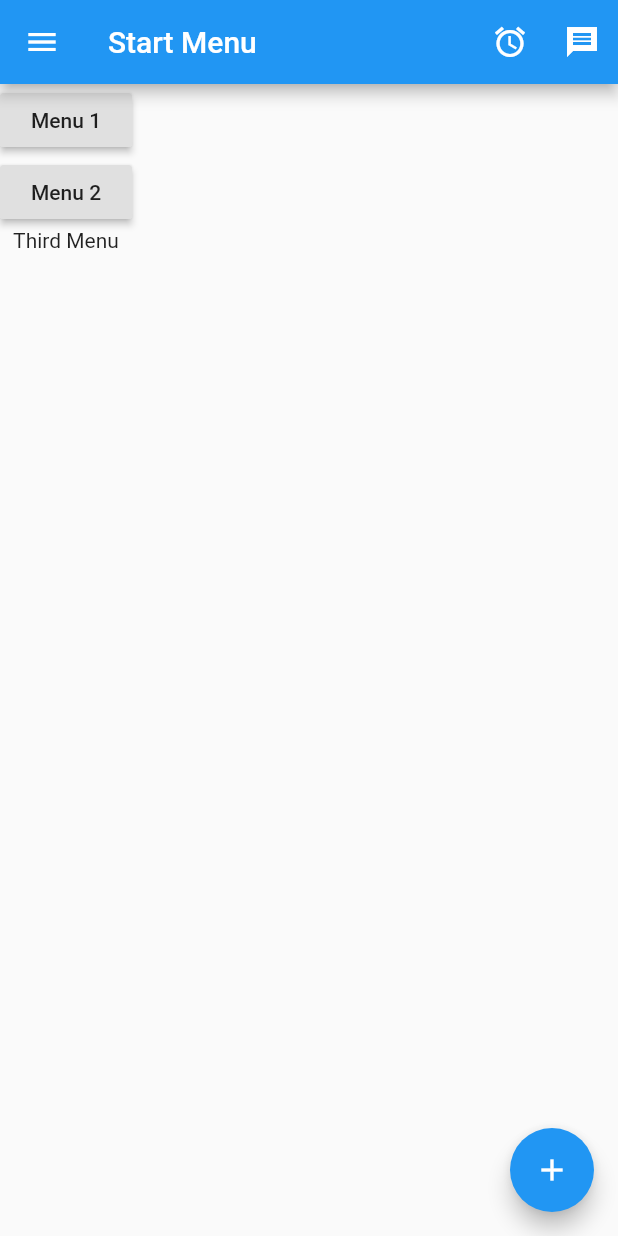
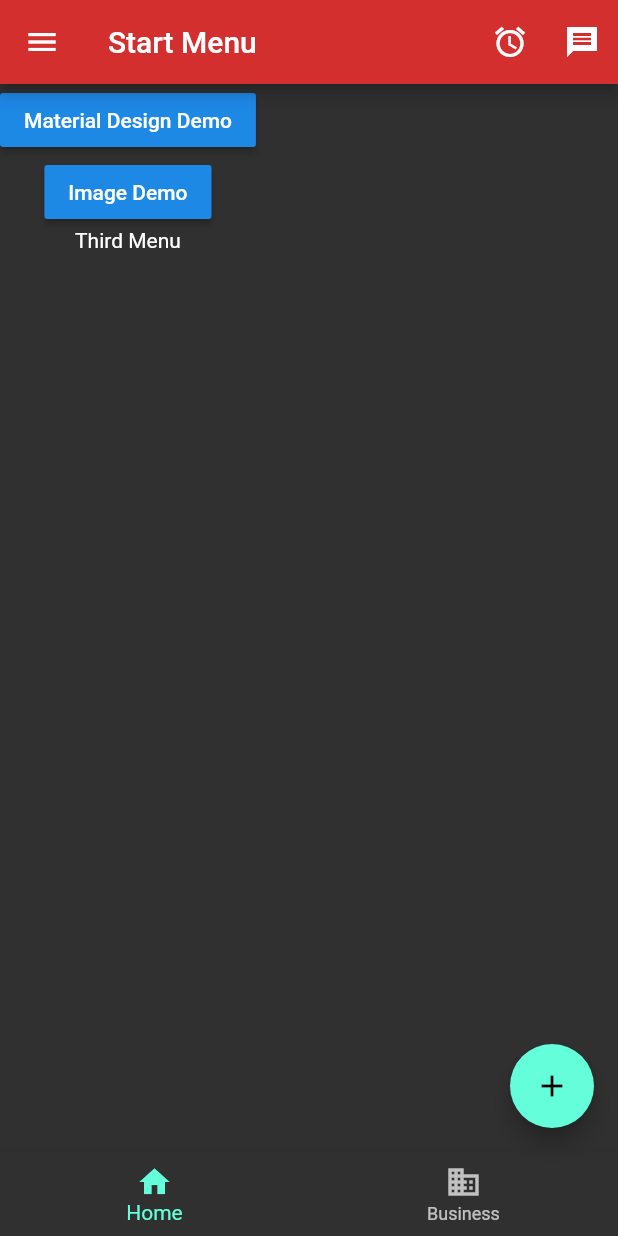
Before and after one commit to SeanAlexWall/MApps-Lesson1, a Flutter app: the screen it shows after launch, on a phone screen of 412 x 824 dp. Run offline on Flutter 3.47's test engine with Material 2 defaults, Android fonts, the phone set to English and light mode, and no system bars.

Commit message:
Finished with lesson1 part1

```diff
--- a/lib/main.dart
+++ b/lib/main.dart
@@ -1,4 +1,6 @@
 import 'package:flutter/material.dart';
+import 'package:lesson1/screen/image_screen.dart';
+import 'package:lesson1/screen/material_design_screen.dart';
 import 'package:lesson1/screen/start_screen.dart';
 
 
@@ -15,18 +17,30 @@ class Lesson1App extends StatelessWidget {
     //returns a new instance of a Material-style app
     //defined by the various screens we have set up
     return MaterialApp(
+      //setting this to false removes the red 'debug' banner on the top right
+      //corner of the screen
+      debugShowCheckedModeBanner: false,
+      //overall theme, colors, and fonts for the app. changes the way buttons
+      //and other widgets look
+      theme: ThemeData(
+        //sets the app to loght or dark mode
+        brightness: Brightness.dark,
+        //primary color of the application. by defult blue
+        primaryColor: Colors.red[700],
+        textTheme: TextTheme(
+          //override headline1 style
+          headline1: TextStyle(fontSize: 30.0, color: Colors.yellow[900])
+        ),
+      ),
       //the first screen the app goes to
       initialRoute: StartScreen.routeName,
       //routes to all the screens in the app
       routes: {
         //when the routeName for start_screen is used, it returns the function StartScreen()
-        StartScreen.routeName : goToStart
+        StartScreen.routeName : (context) => StartScreen(),
+        MaterialDesignScreen.routeName : (context) => MaterialDesignScreen(),
+        ImageScreen.routeName : (context) => ImageScreen(),
       }
     );
   }
 }
-
-//returns a new instance of the StartScreen class
-Widget goToStart(BuildContext context){
-  return StartScreen();
-}
--- a/lib/screen/start_screen.dart
+++ b/lib/screen/start_screen.dart
@@ -1,4 +1,7 @@
 import 'package:flutter/material.dart';
+
+import 'image_screen.dart';
+import 'material_design_screen.dart';
 
 class StartScreen extends StatelessWidget {
   //pre-defined rout for this screen so that we don't have to re-type it every time
@@ -28,25 +31,14 @@ class StartScreen extends StatelessWidget {
       body: Column(
         //set of stacked widgets
         children: [
-          //Button that says 'Menu 1' and prints 'Menu 1' upon being pressed
           RaisedButton(
-            //event that happens upon pressing the button
-            onPressed: (){
-              print("Menu 1");
-            },
-            //text on the button
-            child: Text("Menu 1"),
+            onPressed: () => Navigator.pushNamed(context, MaterialDesignScreen.routeName),
+            child: Text("Material Design Demo"),
           ),
-          //Button that says 'Menu 2' and prints 'Menu 2' upon being pressed
           RaisedButton(
-            //event that happens upon pressing the button
-            onPressed: (){
-              print("Menu 2");
-            },
-            //text on the button
-            child: Text("Menu 2"),
+            onPressed: () => Navigator.pushNamed(context, ImageScreen.routeName),
+            child: Text("Image Demo"),
           ),
-          //text - kinda self-explainatory
           Text("Third Menu"),
         ],
       ),
@@ -91,6 +83,19 @@ class StartScreen extends StatelessWidget {
         },
         child: Icon(Icons.add),
       ),
+      bottomNavigationBar: BottomNavigationBar(
+        //needs at least two items
+        items: [
+          BottomNavigationBarItem(icon: Icon(Icons.home), label: "Home"),
+          BottomNavigationBarItem(icon: Icon(Icons.business), label: "Business"),
+        ],
+        //which item on the navigation bar is active on default(on this screen)
+        currentIndex: 0,
+        //what happens when an item in the navigation bar is tapped
+        onTap: (index){
+          print("Current index is $index");
+        },
+      ) ,
     );
   }
 }
--- a/pubspec.yaml
+++ b/pubspec.yaml
@@ -45,8 +45,8 @@ flutter:
   uses-material-design: true
 
   # To add assets to your application, add an assets section, like this:
-  # assets:
-  #   - images/a_dot_burr.jpeg
+  assets:
+    - images/apple.jpg
   #   - images/a_dot_ham.jpeg
 
   # An image asset can refer to one or more resolution-specific "variants", see
```
Also changed, not shown: lib/screen/image_screen.dart (added, +43 -0 lines), lib/screen/material_design_screen.dart (added, +44 -0 lines), images/apple.jpg (added), images/dragonfruit.png (added), images/orange.jpg (added), images/pear.png (added), images/pineapple.png (added), images/strawberry.png (added), images/testImage.jpg (added).
